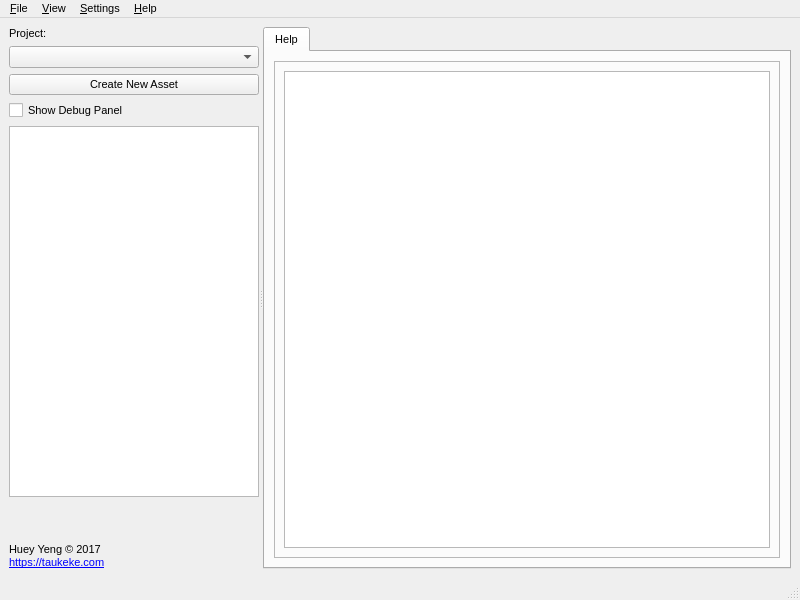
First picture: the form in ui/window/main.ui, repository hueyyeng/AssetsBrowser, before the edit.
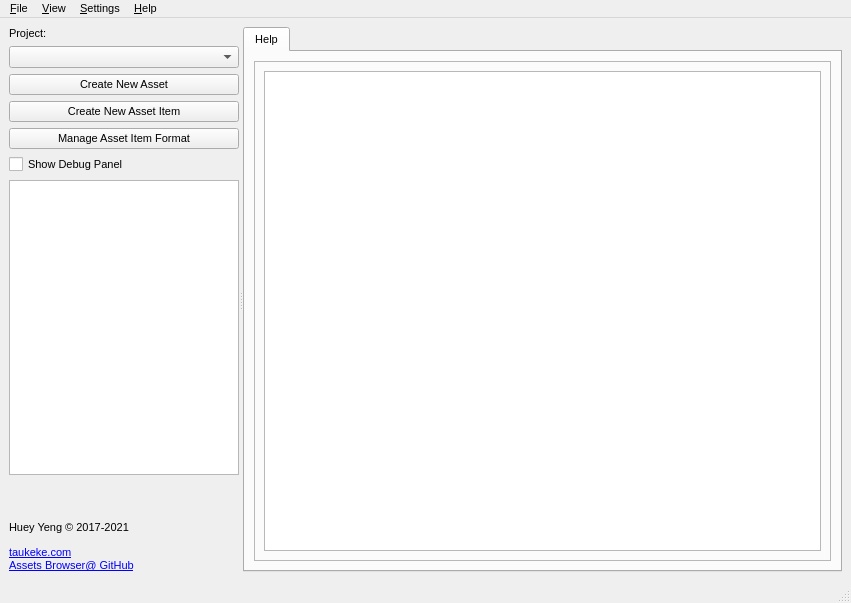
Second picture: the form after the edit.

Diff of the .ui file:
```diff
--- a/ui/window/main.ui
+++ b/ui/window/main.ui
@@ -9,8 +9,8 @@
    <rect>
     <x>0</x>
     <y>0</y>
-    <width>800</width>
-    <height>600</height>
+    <width>851</width>
+    <height>603</height>
    </rect>
   </property>
   <property name="sizePolicy">
@@ -61,9 +61,12 @@
      <height>550</height>
     </size>
    </property>
-   <layout class="QHBoxLayout" name="horizontalLayout_2">
-    <item>
+   <layout class="QGridLayout" name="gridLayout">
+    <item row="0" column="0">
      <widget class="QSplitter" name="splitter">
+      <property name="enabled">
+       <bool>true</bool>
+      </property>
       <property name="orientation">
        <enum>Qt::Horizontal</enum>
       </property>
@@ -72,20 +75,20 @@
       </property>
       <widget class="QWidget" name="actionWidget" native="true">
        <property name="sizePolicy">
-        <sizepolicy hsizetype="Preferred" vsizetype="Preferred">
+        <sizepolicy hsizetype="Fixed" vsizetype="Fixed">
          <horstretch>0</horstretch>
          <verstretch>0</verstretch>
         </sizepolicy>
        </property>
        <property name="minimumSize">
         <size>
-         <width>150</width>
+         <width>230</width>
          <height>0</height>
         </size>
        </property>
        <property name="maximumSize">
         <size>
-         <width>250</width>
+         <width>230</width>
          <height>16777215</height>
         </size>
        </property>
@@ -118,7 +121,21 @@
          </widget>
         </item>
         <item>
-         <widget class="QCheckBox" name="checkBoxDebug">
+         <widget class="QPushButton" name="pushBtnNewAssetItem">
+          <property name="text">
+           <string>Create New Asset Item</string>
+          </property>
+         </widget>
+        </item>
+        <item>
+         <widget class="QPushButton" name="pushBtnManageFormat">
+          <property name="text">
+           <string>Manage Asset Item Format</string>
+          </property>
+         </widget>
+        </item>
+        <item>
+         <widget class="QCheckBox" name="debugCheckBox">
           <property name="enabled">
            <bool>true</bool>
           </property>
@@ -162,7 +179,7 @@
         <item>
          <widget class="QLabel" name="labelCredits">
           <property name="text">
-           <string>&lt;html&gt;&lt;head/&gt;&lt;body&gt;&lt;p&gt;Huey Yeng © 2017&lt;br/&gt;&lt;a href=&quot;https://taukeke.com&quot;&gt;&lt;span style=&quot; text-decoration: underline; color:#0000ff;&quot;&gt;https://taukeke.com&lt;/span&gt;&lt;/a&gt;&lt;/p&gt;&lt;/body&gt;&lt;/html&gt;</string>
+           <string>&lt;html&gt;&lt;head/&gt;&lt;body&gt;&lt;p&gt;Huey Yeng © 2017-2021&lt;/p&gt;&lt;p&gt;&lt;a href=&quot;https://taukeke.com&quot;&gt;&lt;span style=&quot; text-decoration: underline; color:#0000ff;&quot;&gt;taukeke.com&lt;br/&gt;&lt;/span&gt;&lt;/a&gt;&lt;a href=&quot;https://github.com/hueyyeng/AssetsBrowser&quot;&gt;&lt;span style=&quot; text-decoration: underline; color:#0000ff;&quot;&gt;Assets Browser@  GitHub&lt;/span&gt;&lt;/a&gt;&lt;/p&gt;&lt;/body&gt;&lt;/html&gt;</string>
           </property>
           <property name="textFormat">
            <enum>Qt::AutoText</enum>
@@ -182,6 +199,12 @@
        <zorder>textSpacer</zorder>
       </widget>
       <widget class="QTabWidget" name="tabWidget">
+       <property name="sizePolicy">
+        <sizepolicy hsizetype="Fixed" vsizetype="Fixed">
+         <horstretch>0</horstretch>
+         <verstretch>0</verstretch>
+        </sizepolicy>
+       </property>
        <property name="currentIndex">
         <number>0</number>
        </property>
@@ -221,7 +244,7 @@
     <rect>
      <x>0</x>
      <y>0</y>
-     <width>800</width>
+     <width>851</width>
      <height>21</height>
     </rect>
    </property>
```
Left out of the diff: 37 changed lines with no effect on the pictures.
